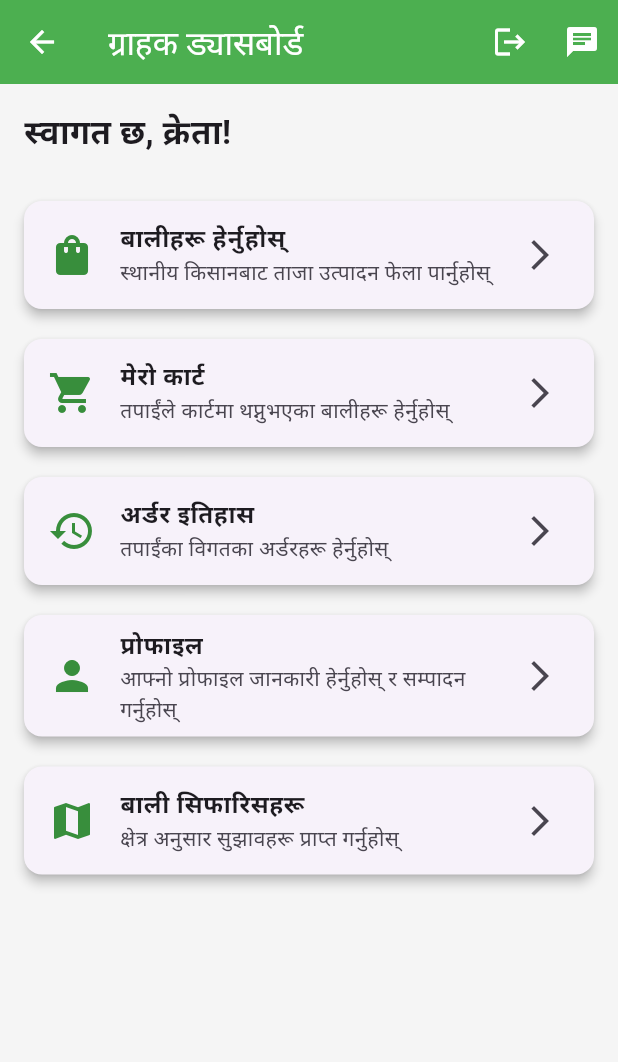
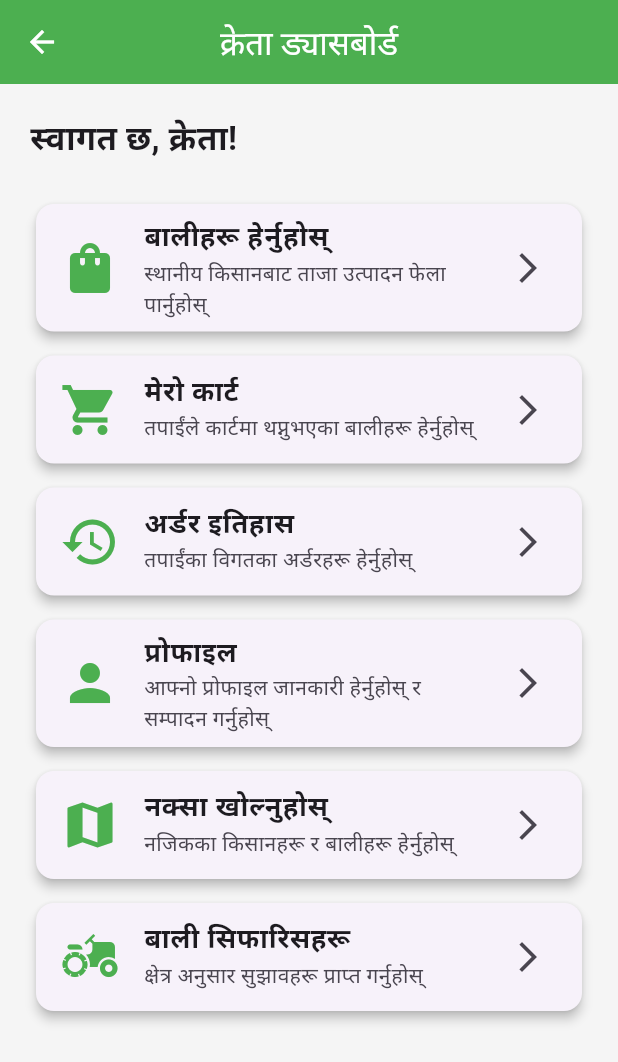
Before and after one commit to ks3891/farmconnect_hack4business, a Flutter app: the BuyerDashboard screen opened by its route, on a phone screen of 412 x 824 dp. Shown: the top 1062 px of the screen. Run offline on Flutter 3.47's test engine with Material 3 defaults, Android fonts, the phone set to English and light mode, and no system bars; our stand-ins replace google_maps_flutter, permission_handler, speech_to_text, table_calendar; missing offline and left inert: nepali_date_picker.

Commit message:
dual language

```diff
--- a/lib/screens/buyer_dashboard.dart
+++ b/lib/screens/buyer_dashboard.dart
@@ -1,40 +1,47 @@
 import 'package:flutter/material.dart';
-import 'chat_screen.dart'; // <-- Import ChatScreen (adjust path if needed)
 
 class BuyerDashboard extends StatelessWidget {
   const BuyerDashboard({super.key});
+
+  Widget _buildDashboardCard(
+    BuildContext context, {
+    required IconData icon,
+    required String title,
+    required String subtitle,
+    required VoidCallback onTap,
+  }) {
+    return Card(
+      elevation: 3,
+      margin: const EdgeInsets.symmetric(vertical: 8, horizontal: 4),
+      shape: RoundedRectangleBorder(borderRadius: BorderRadius.circular(12)),
+      child: ListTile(
+        leading: Icon(icon, size: 40, color: Colors.green),
+        title: Text(
+          title,
+          style: const TextStyle(fontSize: 18, fontWeight: FontWeight.bold),
+        ),
+        subtitle: Text(subtitle),
+        trailing: const Icon(Icons.arrow_forward_ios),
+        onTap: onTap,
+      ),
+    );
+  }
 
   @override
   Widget build(BuildContext context) {
     return Scaffold(
       appBar: AppBar(
-        title: const Text('ग्राहक ड्यासबोर्ड'),
-        actions: [
-          IconButton(
-            icon: const Icon(Icons.logout),
-            onPressed: () {
-              Navigator.pushReplacementNamed(context, '/');
-            },
-          ),
-          // NEW: Chat icon button added here
-          IconButton(
-            icon: const Icon(Icons.chat),
-            tooltip: "च्याट खोल्नुहोस्",
-            onPressed: () {
-              // Replace 'Supplier XYZ' with actual supplier name if available
-              Navigator.push(
-                context,
-                MaterialPageRoute(
-                  builder: (context) =>
-                      const ChatScreen(supplierName: 'Supplier XYZ'),
-                ),
-              );
-            },
-          ),
-        ],
+        title: const Text('क्रेता ड्यासबोर्ड'),
+        centerTitle: true,
+        leading: IconButton(
+          icon: const Icon(Icons.arrow_back),
+          onPressed: () {
+            Navigator.pushReplacementNamed(context, '/');  // Navigate to login page
+          },
+        ),
       ),
       body: Padding(
-        padding: const EdgeInsets.all(16),
+        padding: const EdgeInsets.all(20),
         child: ListView(
           children: [
             const Text(
@@ -81,6 +88,15 @@ class BuyerDashboard extends StatelessWidget {
             _buildDashboardCard(
               context,
               icon: Icons.map,
+              title: 'नक्सा खोल्नुहोस्',
+              subtitle: 'नजिकका किसानहरू र बालीहरू हेर्नुहोस्',
+              onTap: () {
+                Navigator.pushNamed(context, '/map');
+              },
+            ),
+            _buildDashboardCard(
+              context,
+              icon: Icons.agriculture,
               title: 'बाली सिफारिसहरू',
               subtitle: 'क्षेत्र अनुसार सुझावहरू प्राप्त गर्नुहोस्',
               onTap: () {
@@ -92,25 +108,4 @@ class BuyerDashboard extends StatelessWidget {
       ),
     );
   }
-
-  Widget _buildDashboardCard(
-    BuildContext context, {
-    required IconData icon,
-    required String title,
-    required String subtitle,
-    required VoidCallback onTap,
-  }) {
-    return Card(
-      margin: const EdgeInsets.symmetric(vertical: 10),
-      elevation: 3,
-      shape: RoundedRectangleBorder(borderRadius: BorderRadius.circular(12)),
-      child: ListTile(
-        leading: Icon(icon, size: 32, color: Colors.green.shade700),
-        title: Text(title, style: const TextStyle(fontWeight: FontWeight.bold)),
-        subtitle: Text(subtitle),
-        trailing: const Icon(Icons.arrow_forward_ios),
-        onTap: onTap,
-      ),
-    );
-  }
 }
```
Also changed, not shown: lib/main.dart (+14 -10 lines), lib/screens/farmer_dashboard.dart (+15 -1 lines), lib/screens/simple_map_screen.dart (added, +61 -0 lines), pubspec.yaml (+7 -1 lines), lib/l10n/intl_en.arb (added), lib/l10n/intl_ne.arb (added), pubspec.lock, 6 other files.
